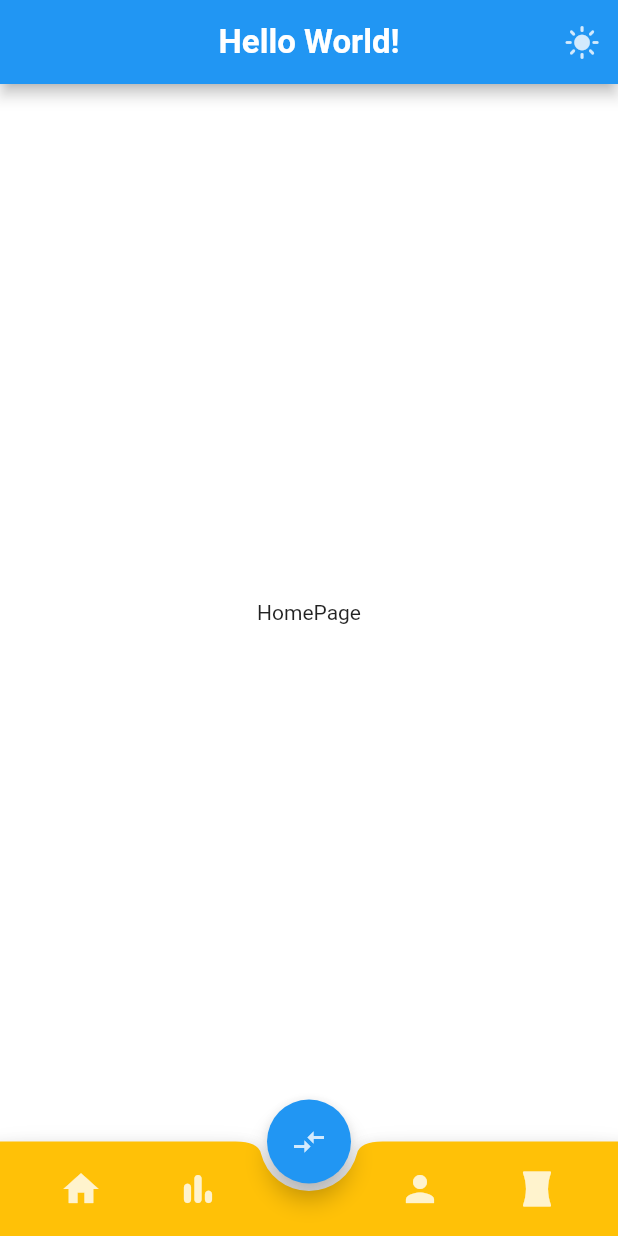
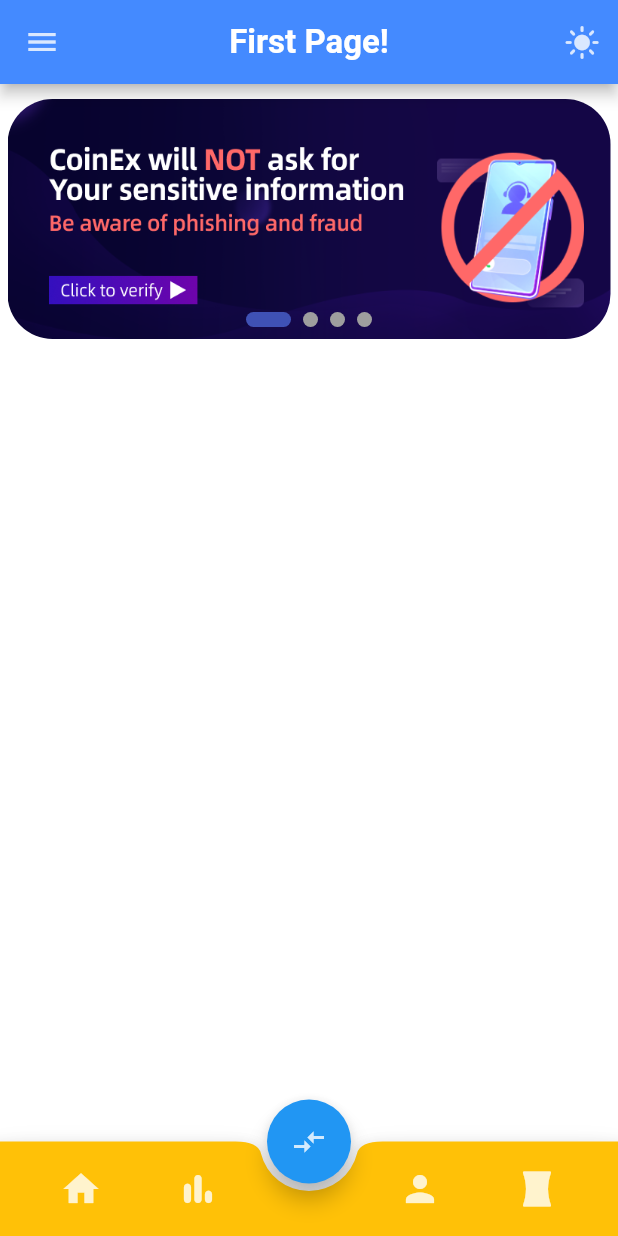
Before and after one commit to sajadrajaei2000/Crypto_App, a Flutter app: the screen it shows after launch, on a phone screen of 412 x 824 dp. Run offline on Flutter 3.47's test engine with Material 2 defaults, Android fonts, the phone set to English and light mode, and no system bars; drawn by our look-alikes of smooth_page_indicator; our stand-ins replace google_fonts; generated files the repository leaves out were written again; Roboto replaces fonts that are missing (Ubuntu).

Commit message:
commit 8

```diff
--- a/lib/l10n/app_en.arb
+++ b/lib/l10n/app_en.arb
@@ -1,6 +1,6 @@
 {
-    "helloWorld": "Hello World!",
-    "@helloWorld": {
+    "firstPage": "First Page!",
+    "@firstPage": {
       "description": "The conventional newborn programmer greeting"
     }
  }
--- a/lib/l10n/app_fa.arb
+++ b/lib/l10n/app_fa.arb
@@ -1,3 +1,3 @@
 {
-    "helloWorld": "سلام دنیا"
+    "firstPage": "صفحه اول"
 }
--- a/lib/main.dart
+++ b/lib/main.dart
@@ -2,7 +2,6 @@ import 'package:flutter/material.dart';
 import 'package:flutter/services.dart';
 import 'package:project3/ui/MainWrapper.dart';
 import 'package:project3/ui/providers/ThemeProvider.dart';
-import 'package:project3/ui/ui_helper/ThemeSwitcher.dart';
 import 'package:provider/provider.dart';
 import 'package:flutter_localizations/flutter_localizations.dart';
 import 'package:flutter_gen/gen_l10n/app_localizations.dart';
@@ -46,19 +45,10 @@ class _MyMaterialAppState extends State<MyMaterialApp> {
         theme: MyThemes.lightTheme,
         darkTheme: MyThemes.darkTheme,
         debugShowCheckedModeBanner: false,
-        home: Directionality(
+        home: const Directionality(
           textDirection: TextDirection.ltr,
           child: Scaffold(
-            appBar: AppBar(
-              actions: const [ThemeSwitcher()],
-              title: Builder(
-                builder: (context) {
-                  return Text(AppLocalizations.of(context)!.helloWorld);
-                },
-              ),
-              centerTitle: true,
-            ),
-            body: const MainWrapper(),
+            body: MainWrapper(),
           ),
         ),
       );
--- a/lib/ui/Homepage.dart
+++ b/lib/ui/Homepage.dart
@@ -1,4 +1,8 @@
 import 'package:flutter/material.dart';
+import 'package:project3/ui/ui_helper/ThemeSwitcher.dart';
+import 'package:smooth_page_indicator/smooth_page_indicator.dart';
+import 'package:project3/ui/ui_helper/HomePageView.dart';
+import 'package:flutter_gen/gen_l10n/app_localizations.dart';
 
 class Homepage extends StatefulWidget {
   const Homepage({super.key});
@@ -8,10 +12,60 @@ class Homepage extends StatefulWidget {
 }
 
 class _HomepageState extends State<Homepage> {
+  final PageController _pageViewController = PageController(initialPage: 0);
+
   @override
   Widget build(BuildContext context) {
-    return const Center(
-      child: Text('HomePage'),
+    var primaryColor = Theme.of(context).primaryColor;
+    TextTheme textTheme = Theme.of(context).textTheme;
+    return Scaffold(
+      drawer: const Drawer(),
+      appBar: AppBar(
+        title: Text(AppLocalizations.of(context)!.firstPage),
+        titleTextStyle: textTheme.titleLarge,
+        backgroundColor: primaryColor,
+        centerTitle: true,
+        actions: const [ThemeSwitcher()],
+      ),
+      body: SizedBox(
+        height: double.infinity,
+        width: double.infinity,
+        child: SingleChildScrollView(
+          scrollDirection: Axis.vertical,
+          child: Column(
+            children: [
+              Padding(
+                padding: const EdgeInsets.only(top: 10, left: 5, right: 5),
+                child: SizedBox(
+                  height: 160,
+                  width: double.infinity,
+                  child: Stack(
+                    children: [
+                      HomePageView(controller: _pageViewController),
+                      Align(
+                        alignment: Alignment.bottomCenter,
+                        child: Padding(
+                          padding: const EdgeInsets.only(bottom: 8),
+                          child: SmoothPageIndicator(
+                              effect: const ExpandingDotsEffect(
+                                  dotHeight: 10, dotWidth: 10),
+                              controller: _pageViewController,
+                              onDotClicked: (index) =>
+                                  _pageViewController.animateToPage(index,
+                                      duration:
+                                          const Duration(milliseconds: 300),
+                                      curve: Curves.easeInOut),
+                              count: 4),
+                        ),
+                      )
+                    ],
+                  ),
+                ),
+              )
+            ],
+          ),
+        ),
+      ),
     );
   }
 }
--- /dev/null
+++ b/lib/ui/ui_helper/HomePageView.dart
@@ -0,0 +1,41 @@
+// ignore_for_file: prefer_typing_uninitialized_variables, must_be_immutable
+
+import 'package:flutter/material.dart';
+
+class HomePageView extends StatefulWidget {
+  var controller;
+  HomePageView({super.key, required this.controller});
+
+  @override
+  State<HomePageView> createState() => _HomePAaeVIewState();
+}
+
+class _HomePAaeVIewState extends State<HomePageView> {
+  var images = [
+    'images/a1.png',
+    'images/a2.png',
+    'images/a3.png',
+    'images/a4.png'
+  ];
+  @override
+  Widget build(BuildContext context) {
+    return PageView(
+      allowImplicitScrolling: true,
+      controller: widget.controller,
+      scrollDirection: Axis.horizontal,
+      children: [
+        myPages(images[0]),
+        myPages(images[1]),
+        myPages(images[2]),
+        myPages(images[3]),
+      ],
+    );
+  }
+
+  Widget myPages(String image) {
+    return ClipRRect(
+      borderRadius: const BorderRadius.all(Radius.circular(30)),
+      child: Image.asset(image, fit: BoxFit.fill),
+    );
+  }
+}
```
Also changed, not shown: pubspec.yaml (+7 -3 lines), images/a1.png (added), images/a2.png (added), images/a3.png (added), images/a4.png (added), pubspec.lock.
